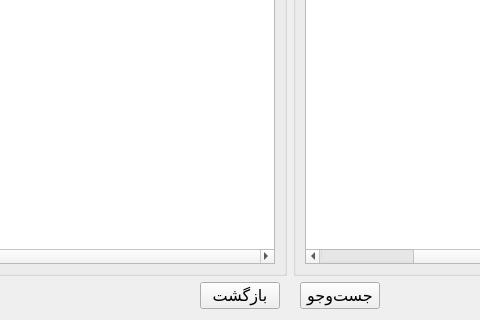
Qt form MemberMainWindow.ui (Dandelion07/Library) before a commit; both pictures show x 247 to 727 and y 278 to 598 of the 1074 by 598 pixel window.
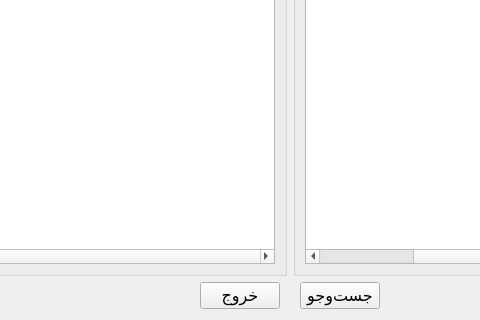
The same form after that commit. Icons and pictures are not drawn.

The edit to the form file:
```diff
--- a/MemberMainWindow.ui
+++ b/MemberMainWindow.ui
@@ -374,7 +374,7 @@
      <item>
       <widget class="QPushButton" name="btn_back">
        <property name="text">
-        <string>بازگشت</string>
+        <string>خروج</string>
        </property>
       </widget>
      </item>
```
